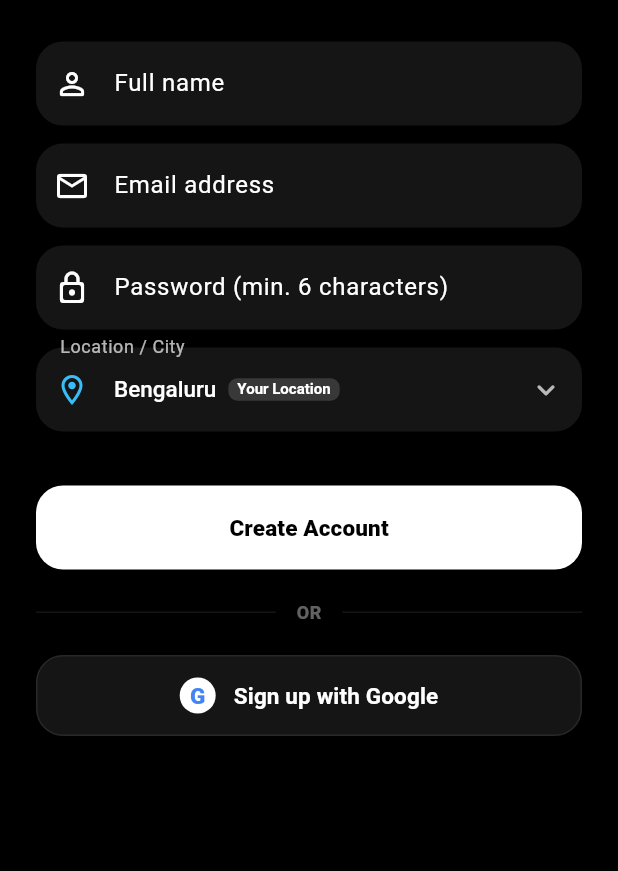
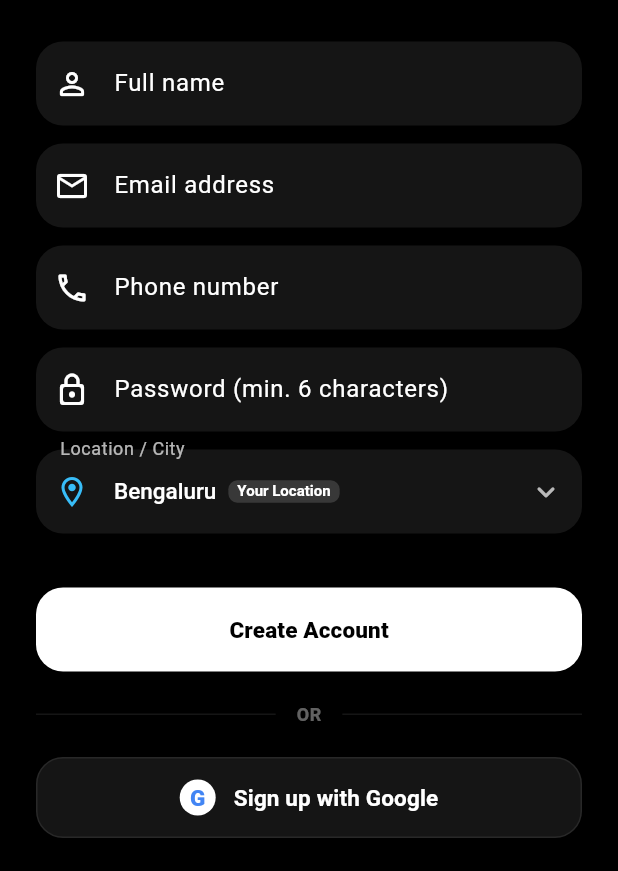
Before and after one commit to programmer2502/PYP_APP, a Flutter app: the screen it shows after launch, after a tap on "Sign Up", on a phone screen of 412 x 824 dp, the part 365-1236 px from its top. Run offline on Flutter 3.47's test engine with Material 3 defaults, Android fonts, the light colour scheme and no system bars; our stand-ins replace cloud_firestore, firebase_auth, firebase_core, geocoding, geolocator, google_sign_in and 1 more; missing offline and left inert: razorpay_flutter; accounts and stored records are empty; network calls fail.

Commit message:
Enforce strict 10-digit phone number limit and validation

```diff
--- a/lib/providers/auth_provider.dart
+++ b/lib/providers/auth_provider.dart
@@ -90,6 +90,7 @@ class AuthProvider extends ChangeNotifier {
     required String password,
     required String name,
     required UserRole role,
+    String phone = '',
     String city = 'Bengaluru',
   }) async {
     _isLoading = true;
@@ -109,6 +110,7 @@ class AuthProvider extends ChangeNotifier {
           uid: credential.user!.uid,
           name: name,
           email: email,
+          phone: phone,
           city: city,
           role: role,
           createdAt: DateTime.now(),
--- a/lib/screens/auth/signup_screen.dart
+++ b/lib/screens/auth/signup_screen.dart
@@ -24,6 +24,7 @@ class SignupScreen extends StatefulWidget {
 class _SignupScreenState extends State<SignupScreen> {
   final _nameController = TextEditingController();
   final _emailController = TextEditingController();
+  final _phoneController = TextEditingController();
   final _passwordController = TextEditingController();
   final _formKey = GlobalKey<FormState>();
   UserRole _selectedRole = UserRole.customer;
@@ -52,6 +53,7 @@ class _SignupScreenState extends State<SignupScreen> {
   void dispose() {
     _nameController.dispose();
     _emailController.dispose();
+    _phoneController.dispose();
     _passwordController.dispose();
     super.dispose();
   }
@@ -63,6 +65,7 @@ class _SignupScreenState extends State<SignupScreen> {
       email: _emailController.text.trim(),
       password: _passwordController.text.trim(),
       name: _nameController.text.trim(),
+      phone: _phoneController.text.trim(),
       role: _selectedRole,
       city: _selectedCity,
     );
@@ -235,6 +238,14 @@ class _SignupScreenState extends State<SignupScreen> {
                   requiredField: true,
                 ),
                 PypTextField(
+                  controller: _phoneController,
+                  label: 'Phone number',
+                  hint: '10-digit mobile number',
+                  icon: Icons.phone_outlined,
+                  keyboardType: TextInputType.phone,
+                  requiredField: true,
+                ),
+                PypTextField(
                   controller: _passwordController,
                   label: 'Password (min. 6 characters)',
                   icon: Icons.lock_outline_rounded,
--- a/lib/screens/customer/personal_details_screen.dart
+++ b/lib/screens/customer/personal_details_screen.dart
@@ -1,4 +1,5 @@
 import 'package:flutter/material.dart';
+import '../../core/constants/app_colors.dart';
 import '../../models/user_model.dart';
 import '../../providers/auth_provider.dart';
 import '../../providers/pyp_store.dart';
@@ -56,6 +57,15 @@ class _PersonalDetailsScreenState extends State<PersonalDetailsScreen> {
         ? 'user@example.com'
         : emailController.text.trim();
     final phone = phoneController.text.trim();
+    if (phone.isNotEmpty && phone.length != 10) {
+      ScaffoldMessenger.of(context).showSnackBar(
+        const SnackBar(
+          content: Text('Please enter a valid 10-digit phone number.'),
+          backgroundColor: AppColors.error,
+        ),
+      );
+      return;
+    }
 
     setState(() {
       _saving = true;
--- a/lib/screens/photographer/photographer_edit_profile_screen.dart
+++ b/lib/screens/photographer/photographer_edit_profile_screen.dart
@@ -59,6 +59,17 @@ class _PhotographerEditProfileState extends State<PhotographerEditProfile> {
   }
 
   void save() {
+    final phone = phoneController.text.trim();
+    if (phone.isNotEmpty && phone.length != 10) {
+      ScaffoldMessenger.of(context).showSnackBar(
+        const SnackBar(
+          content: Text('Please enter a valid 10-digit phone number.'),
+          backgroundColor: AppColors.error,
+        ),
+      );
+      return;
+    }
+
     widget.store.updatePhotographer(
       name: nameController.text.trim(),
       category: category,
@@ -66,7 +77,7 @@ class _PhotographerEditProfileState extends State<PhotographerEditProfile> {
       price: priceController.text.trim(),
       location: location.trim(),
       bio: bioController.text.trim(),
-      phone: phoneController.text.trim(),
+      phone: phone,
       email: emailController.text.trim(),
       instagram: instagramController.text.trim(),
     );
@@ -157,6 +168,7 @@ class _PhotographerEditProfileState extends State<PhotographerEditProfile> {
           controller: phoneController,
           label: 'Phone',
           icon: Icons.phone_outlined,
+          keyboardType: TextInputType.phone,
         ),
         PypTextField(
           controller: emailController,
--- a/lib/widgets/common/pyp_text_field.dart
+++ b/lib/widgets/common/pyp_text_field.dart
@@ -1,4 +1,5 @@
 import 'package:flutter/material.dart';
+import 'package:flutter/services.dart';
 import '../../core/constants/app_colors.dart';
 
 class PypTextField extends StatelessWidget {
@@ -10,6 +11,9 @@ class PypTextField extends StatelessWidget {
   final int maxLines;
   final TextInputType? keyboardType;
   final bool obscureText;
+  final List<TextInputFormatter>? inputFormatters;
+  final String? Function(String?)? validator;
+  final int? maxLength;
 
   const PypTextField({
     super.key,
@@ -21,10 +25,26 @@ class PypTextField extends StatelessWidget {
     this.maxLines = 1,
     this.keyboardType,
     this.obscureText = false,
+    this.inputFormatters,
+    this.validator,
+    this.maxLength,
   });
 
   @override
   Widget build(BuildContext context) {
+    final isPhone = keyboardType == TextInputType.phone ||
+        label.toLowerCase().contains('phone');
+
+    final effectiveFormatters = inputFormatters ??
+        (isPhone
+            ? [
+                FilteringTextInputFormatter.digitsOnly,
+                LengthLimitingTextInputFormatter(10),
+              ]
+            : (maxLength != null
+                ? [LengthLimitingTextInputFormatter(maxLength)]
+                : null));
+
     return Padding(
       padding: const EdgeInsets.only(bottom: 12),
       child: TextFormField(
@@ -32,18 +52,24 @@ class PypTextField extends StatelessWidget {
         maxLines: maxLines,
         keyboardType: keyboardType,
         obscureText: obscureText,
+        inputFormatters: effectiveFormatters,
         style: const TextStyle(color: AppColors.textPrimary),
-        validator: requiredField
-            ? (value) {
-                if (value == null || value.trim().isEmpty) {
-                  return 'Please enter $label';
+        validator: validator ??
+            (value) {
+              if (requiredField && (value == null || value.trim().isEmpty)) {
+                return 'Please enter $label';
+              }
+              if (isPhone && value != null && value.trim().isNotEmpty) {
+                final digitsOnly = value.trim().replaceAll(RegExp(r'\D'), '');
+                if (digitsOnly.length != 10) {
+                  return 'Please enter a valid 10-digit phone number';
                 }
-                return null;
               }
-            : null,
+              return null;
+            },
         decoration: InputDecoration(
           labelText: label,
-          hintText: hint,
+          hintText: hint ?? (isPhone ? '10-digit mobile number' : null),
           hintStyle: const TextStyle(color: AppColors.textMuted),
           prefixIcon: Icon(icon),
           filled: true,
@@ -56,6 +82,14 @@ class PypTextField extends StatelessWidget {
             borderRadius: BorderRadius.circular(18),
             borderSide: BorderSide.none,
           ),
+          errorBorder: OutlineInputBorder(
+            borderRadius: BorderRadius.circular(18),
+            borderSide: const BorderSide(color: AppColors.error, width: 1),
+          ),
+          focusedErrorBorder: OutlineInputBorder(
+            borderRadius: BorderRadius.circular(18),
+            borderSide: const BorderSide(color: AppColors.error, width: 1.5),
+          ),
         ),
       ),
     );
```
